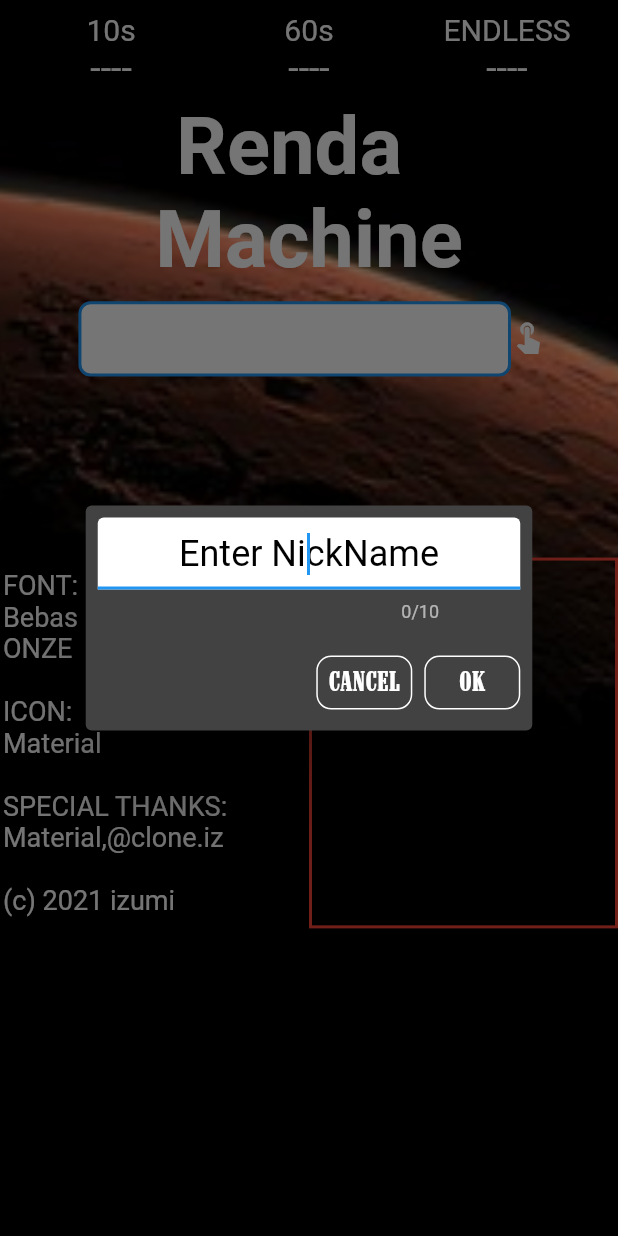
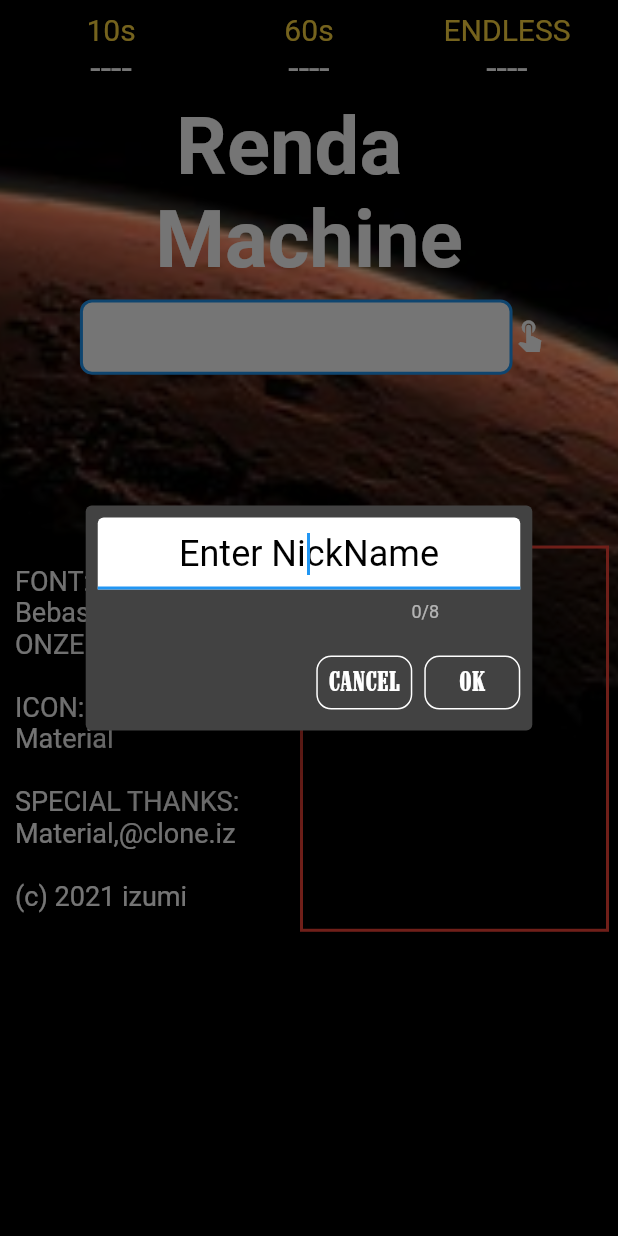
Before and after one commit to Masaaki-izu/Traninng-renda_machine_clone, a Flutter app: the screen it shows after launch, after a tap on the "touch app" icon, on a phone screen of 412 x 824 dp. Run offline on Flutter 3.47's test engine with Material 2 defaults, Android fonts, the phone set to English and light mode, and no system bars; our stand-ins replace flutter_screenutil, sqflite; accounts and stored records are empty.

Commit message:
最後に入力した名前をファイル保存 デザイン変更 連打の最初の値を０からに

```diff
--- a/lib/cs.dart
+++ b/lib/cs.dart
@@ -1,6 +1,6 @@
 const String fontName1 ='Marlboro';
 const String fontName2 ='Bebas Neue';
-const List<String> selectGame = ['10s', '60s', 'ENDLESS'];
+const List<String> selectGame = ['    10s    ', '    60s    ', 'ENDLESS'];
 const List<String> strExplanation = ['FONT:',
                                      'Bebas Neue',
                                       'ONZE\n',
--- /dev/null
+++ b/lib/input_storage.dart
@@ -0,0 +1,79 @@
+import 'dart:io';
+import 'package:path_provider/path_provider.dart';
+
+final fileName = 'inputName.txt';
+final gameNumberFile = 'gameNumber.txt';
+final gameDir = 'playGame';
+
+class InputStorage {
+  static String appPath = '';
+  static String content = '';
+  static String gameNumber = '0';
+  Directory appDirectory;
+
+  Future<String> get _localPath async {
+    final directory = await getApplicationDocumentsDirectory();
+    return directory.path;
+  }
+
+  Future<void>checkDirFunc() async{
+    final String localPath = await _localPath;
+    appPath = '$localPath/$gameDir';
+    appDirectory = Directory(appPath);
+    bool isDir = await appDirectory.existsSync();
+
+    if (isDir == false) {
+      await appDirectory.create(recursive: true);
+    }
+  }
+
+  Future<String> fileCheckFunc() async{
+    bool isCheckFile = false;
+
+    await checkDirFunc();
+    final file = File('$appPath/$fileName');
+    bool isFile = file.existsSync();
+    (isFile)
+        ?  content = await  file.readAsString()
+       : await file.writeAsString(content);
+    final file2 = File('$appPath/$gameNumberFile');
+    bool isFile2 = file2.existsSync();
+    (isFile2)
+        ? gameNumber  = await  file2.readAsString()
+        : await file2.writeAsString(gameNumber);
+    if (content != '')
+      return content + ',' + gameNumber;
+    else
+      return content;
+  }
+
+  Future<void> readInputText() async {
+    try {
+      final file = File('$appPath/$fileName');
+      content = await file.readAsString();
+    } catch (e) {
+      //content = '';
+      return;
+    }
+  }
+
+  Future<void> writeInputText(String inputText) async {
+    final file = File('$appPath/$fileName');
+    await file.writeAsString(inputText);
+  }
+
+  Future<void> readGameNumber() async {
+    try {
+      final file2 = File('$appPath/$gameNumberFile');
+      gameNumber = await file2.readAsString();
+    } catch (e) {
+      //content = '';
+      return;
+    }
+  }
+
+  Future<void> writeGameNumber(String gameNumberText) async {
+    final file2 = File('$appPath/$gameNumberFile');
+    await file2.writeAsString(gameNumberText);
+  }
+}
--- a/lib/main.dart
+++ b/lib/main.dart
@@ -2,6 +2,7 @@ import 'package:flutter/material.dart';
 import 'package:flutter/services.dart';
 import 'package:flutter_screenutil/screenutil_init.dart';
 import 'package:renda_machine_clone/screens/home_screen.dart';
+import 'input_storage.dart';
 
 void main() => runApp(MyApp());
 
@@ -10,7 +11,9 @@ class MyApp extends StatelessWidget {
 
   @override
   Widget build(BuildContext context) {
-    SystemChrome.setEnabledSystemUIOverlays([]);
+    SystemChrome.setEnabledSystemUIMode(
+      SystemUiMode.immersiveSticky,
+    );
     return ScreenUtilInit(
       designSize: Size(411, 683),
       allowFontScaling: true,
@@ -23,7 +26,7 @@ class MyApp extends StatelessWidget {
                child: widget,
              );
            },
-           home: HomeScreen(),
+           home: HomeScreen(inputStorage: InputStorage(),),
         ),
     );
   }
--- a/lib/screens/home_screen.dart
+++ b/lib/screens/home_screen.dart
@@ -2,23 +2,26 @@ import 'package:flutter/material.dart';
 import 'package:flutter/services.dart';
 import 'package:renda_machine_clone/screens/backgroud_image_display.dart';
 import '../cs.dart';
+import '../input_storage.dart';
 import 'play_game_screen.dart';
 import 'mycustom_outline_button.dart';
 import 'package:renda_machine_clone/db/db_renda_machin.dart';
 import 'package:flutter_screenutil/flutter_screenutil.dart';
 
-const int inputCharMax = 10;
+const int inputCharMax = 8;
 
 class HomeScreen extends StatefulWidget {
   final int score;
   final int returnRendaSelectTimeValue;
   final DbRendaMachin returnDbRendaMachin;
+  final InputStorage inputStorage;
 
   HomeScreen(
       {Key key,
       this.returnDbRendaMachin,
       this.returnRendaSelectTimeValue,
-      this.score})
+      this.score,
+        this.inputStorage,})
       : super(key: key);
 
   @override
@@ -32,18 +35,34 @@ class HomeScreenState extends State<HomeScreen> {
   bool isNameInputData = false;
   bool isDbSameUnName = false;
   String inputDataString = '';
+  bool isInputFlag = false;
+  List dataInput = [];
 
   @override
   void initState() {
-    SystemChrome.setEnabledSystemUIOverlays([]);
+    SystemChrome.setEnabledSystemUIMode(
+      SystemUiMode.immersiveSticky,
+    );
     super.initState();
+    //_dataAllDelete();
+
+    widget.inputStorage.fileCheckFunc().then((value) => {
+      if (value != '') {
+        dataInput = value.toString().split(','),
+        inputDataString = dataInput[0],
+        dbRendaMachin.rendaSelectTimeValue = int.parse(dataInput[1]),
+        _inputTextCheck(inputDataString),
+      }
+    });
     _rankingDataRead();
   }
 
   @override
   void dispose() {
     super.dispose();
-    SystemChrome.setEnabledSystemUIOverlays(SystemUiOverlay.values);
+    SystemChrome.setEnabledSystemUIMode(
+      SystemUiMode.edgeToEdge,
+    );
   }
 
   @override
@@ -53,8 +72,8 @@ class HomeScreenState extends State<HomeScreen> {
         BackgroundImageDisplay(),
         Scaffold(
           backgroundColor: Colors.transparent,
-          body: SingleChildScrollView(
-            child: SafeArea(
+          body:SingleChildScrollView(
+              child:SafeArea(
               child: Center(
                 child: Column(
                   children: <Widget>[
@@ -77,11 +96,12 @@ class HomeScreenState extends State<HomeScreen> {
                           fontWeight: FontWeight.bold),
                     ),
                     SizedBox(
-                      height: 8.0.h,
+                      height: 7.0.h,
                     ),
                     GestureDetector(
                       onTap: () {
-                        _textEditingController.text = '';
+                        isInputFlag = false;
+                        _textEditingController.text = inputDataString;
                         _showInputDialog();
                         setState(() {});
                       },
@@ -89,7 +109,7 @@ class HomeScreenState extends State<HomeScreen> {
                         mainAxisAlignment: MainAxisAlignment.center,
                         children: <Widget>[
                           SizedBox(
-                            width: 5.0.w,
+                            width: 7.0.w,
                           ),
                           Container(
                             width: 0.7.sw,
@@ -119,11 +139,11 @@ class HomeScreenState extends State<HomeScreen> {
                       ),
                     ),
                     SizedBox(
-                      height: 8.0.h,
+                      height: 11.0.h,
                     ),
                     (isNameInputData) ? _rendaTimeSelect() : Container(),
                     SizedBox(
-                      height: 13.0.h,
+                      height: 11.0.h,
                     ),
                     (isNameInputData)
                         ? _playButton(context)
@@ -133,13 +153,13 @@ class HomeScreenState extends State<HomeScreen> {
                             ),
                           ),
                     SizedBox(
-                      height: 35.0.ssp, //40.0.ssp
+                      height: 27.0.ssp,
                     ),
                     Row(
                       mainAxisAlignment: MainAxisAlignment.end,
                       children: <Widget>[
                         _gameDisplayExplanation(),
-                        _rankingDisplay(),
+                        _rankingDisplay(context),
                       ],
                     ),
                   ],
@@ -180,7 +200,6 @@ class HomeScreenState extends State<HomeScreen> {
                   fontSize: 24.0.ssp,
                 ),
                 maxLength: inputCharMax,
-                //maxLengthEnforced: false,
                 controller: _textEditingController,
                 inputFormatters: [
                   LengthLimitingTextInputFormatter(inputCharMax),
@@ -227,6 +246,7 @@ class HomeScreenState extends State<HomeScreen> {
                 style: TextStyle(fontSize: 20.0.ssp, fontFamily: fontName1),
               ),
               onPressed: () {
+                isInputFlag = true;
                 var name = _textEditingController.text;
                 if (name.length > inputCharMax) {
                   name = name.substring(0, inputCharMax);
@@ -237,10 +257,21 @@ class HomeScreenState extends State<HomeScreen> {
         ],
       ),
     ).then((value) {
+      if (isInputFlag) {
         if (value != '') {
           setState(() {
             _inputTextCheck(value);
+            widget.inputStorage.writeInputText(value.toString());
           });
+        } else {  //nulLの場合
+          inputDataString = value;
+          widget.inputStorage.writeInputText(value.toString());
+          dbRendaMachin.number10OfScore = 0;
+          dbRendaMachin.number60OfScore = 0;
+          dbRendaMachin.numberEndOfScore = 0;
+          isNameInputData = false;
+          setState(() {});
+        }
       }
     });
   }
@@ -290,19 +321,22 @@ class HomeScreenState extends State<HomeScreen> {
                 selectGame[0],
                 style: TextStyle(
                   fontSize: 20.0.ssp,
+                  color: Colors.amberAccent,
                 ),
               ), //),
             ),
             Center(
               child: Text(
                 selectGame[1],
-                style: TextStyle(fontSize: 20.0.ssp),
+                style: TextStyle(fontSize: 20.0.ssp,
+                  color: Colors.amberAccent,),
               ), //),
             ),
             Center(
               child: Text(
                 selectGame[2],
-                style: TextStyle(fontSize: 20.0.ssp),
+                style: TextStyle(fontSize: 20.0.ssp,
+                  color: Colors.amberAccent,),
               ), //),
             ),
           ]),
@@ -347,57 +381,60 @@ class HomeScreenState extends State<HomeScreen> {
     final List<Color> colorData = [Colors.blue, Colors.blue, Colors.blue];
     colorData[dbRendaMachin.rendaSelectTimeValue] = Colors.red;
 
-    return Container(
-      child: FittedBox(
+    return Center(
+      child: Container(
           child: ButtonBar(
             alignment: MainAxisAlignment.center,
             children: <Widget>[
               OutlinedButton(
                 style: OutlinedButton.styleFrom(
-                  padding: EdgeInsets.all(18.0),
+                    padding: EdgeInsets.all(14.0.r),
                     side: BorderSide(width: 3.0, color: colorData[0]),
                     shape: new RoundedRectangleBorder(
                         borderRadius: new BorderRadius.circular(15.0))),
                 onPressed: () {
                   setState(() {
                     dbRendaMachin.rendaSelectTimeValue = 0;
+                    widget.inputStorage.writeGameNumber('0');
                   });
                 },
                 child: Text(
                   selectGame[0],
-                style: TextStyle(fontSize: 38.0.ssp, color: Colors.white),
+                  style: TextStyle(fontSize: 23.0.ssp, color: Colors.white),
                 ),
               ),
               OutlinedButton(
                 style: OutlinedButton.styleFrom(
-                  padding: EdgeInsets.all(18.0),
+                    padding: EdgeInsets.all(14.0.r),//18
                     side: BorderSide(width: 3.0, color: colorData[1]),
                     shape: new RoundedRectangleBorder(
                         borderRadius: new BorderRadius.circular(15.0))),
                 onPressed: () {
                   setState(() {
                     dbRendaMachin.rendaSelectTimeValue = 1;
+                    widget.inputStorage.writeGameNumber('1');
                   });
                 },
                 child: Text(
                   selectGame[1], //'60s',
-                style: TextStyle(fontSize: 38.0.ssp, color: Colors.white),
+                  style: TextStyle(fontSize: 23.0.ssp, color: Colors.white),//38
                 ),
               ),
               OutlinedButton(
                 style: OutlinedButton.styleFrom(
-                  padding: EdgeInsets.all(18.0),
+                    padding: EdgeInsets.all(14.0.r), //18.0
                     side: BorderSide(width: 3.0, color: colorData[2]),
                     shape: new RoundedRectangleBorder(
                         borderRadius: new BorderRadius.circular(15.0))),
                 onPressed: () {
                   setState(() {
                     dbRendaMachin.rendaSelectTimeValue = 2;
+                    widget.inputStorage.writeGameNumber('2');
                   });
                 },
                 child: Text(
                   selectGame[2], //''ENDLESS,
-                style: TextStyle(fontSize: 38.0.ssp, color: Colors.white),
+                  style: TextStyle(fontSize: 23.0.ssp, color: Colors.white),
                 ),
               ),
             ],
@@ -410,14 +447,14 @@ class HomeScreenState extends State<HomeScreen> {
     return Container(
       child: MyCustomOutlineButton(
         key: _key,
-        text: 'PLAY',
+        text: 'PLAY!',
         color: Colors.redAccent.withOpacity(0.3),
         onPressed: () => _playGameScreen(context),
         width: 0.8.sw,
         redius1: 30.0.r,
         edge: 2.0.w,
         redius2: 10.0.r,
-        fontsize: 45.0.ssp,
+        fontsize: 46.0.ssp,  //45
       ),
     );
   }
@@ -466,7 +503,7 @@ class HomeScreenState extends State<HomeScreen> {
     return Expanded(
       child: Container(
         child: Padding(
-          padding: const EdgeInsets.symmetric(horizontal: 2.0),
+          padding: const EdgeInsets.only(top: 0, right: 0.0, bottom: 0, left: 10.0),//const EdgeInsets.symmetric(horizontal: 2.0),
           child: Column(
             crossAxisAlignment: CrossAxisAlignment.start,
             children: [
@@ -484,21 +521,21 @@ class HomeScreenState extends State<HomeScreen> {
     );
   }
 
-  Widget _rankingDisplay() {
+  Widget _rankingDisplay(BuildContext context) {
     final double fontSize0 = 20.0;
     final double fontSize1 = 15.0;
 
-    return Align(
+    return Container(
+      padding: const EdgeInsets.only(top: 0.0, right: 6.0, bottom: 0.0, left: 0.0),
+      child: Align(
         alignment: Alignment.bottomRight,
         child: Container(
           width: 0.5.sw,
-        height: 0.3.sh,
+          height: (ScreenUtil().screenHeight *  MediaQuery.of(context).size.aspectRatio)/1.6  ,//0.33.sh,//0.3//(SizeConfig.screenHeight! * SizeConfig.screenAspectRatio!)/ 1.6 ,
           padding: EdgeInsets.only(left: 3.0.w),
           decoration: BoxDecoration(
             border: Border.all(color: Colors.red, width: 2.0.r),
           ),
-        child: FittedBox(
-          alignment: Alignment.topLeft,
           child: Column(
               mainAxisAlignment: MainAxisAlignment.start,
               crossAxisAlignment: CrossAxisAlignment.start,
@@ -537,5 +574,29 @@ class HomeScreenState extends State<HomeScreen> {
     await dbRendaMachin.setRankingDataEndless();
     setState(() {});
   }
+  //（デバッグ用）--
+  Future<void> _dataDBDisplay() async {
+    final List<Map<String, dynamic>> _allData =
+    await dbRendaMachin.dbHelper.queryAllRows();
+    print("-------------");
+    print('$_allData');
+    print("-------------");
+  }
 
+  Future<void> _data1Delete(String _name) async {
+    await dbRendaMachin.dbHelper.delete(_name);
   }
+
+  Future<void> _dataAllDelete() async {
+    String _name = '';
+    final List<Map<String, dynamic>> _allData =
+    await dbRendaMachin.dbHelper.queryAllRows();
+
+    //print("名前＝ $Name");
+    for (int i = 0; i < _allData.length; i++) {
+      _name = _allData[i]['nickName'];
+      await dbRendaMachin.dbHelper.delete(_name);
+    }
+  }
+  //--------------
+}
--- a/lib/screens/mycustom_outline_button.dart
+++ b/lib/screens/mycustom_outline_button.dart
@@ -26,7 +26,7 @@ class MyCustomOutlineButtonState extends State<MyCustomOutlineButton> {
         decoration: BoxDecoration(
           border: Border.all(color: Colors.red, width: 2.0),
           color: widget.color,
-          borderRadius: BorderRadius.circular(widget.redius1), //8
+          borderRadius: BorderRadius.circular(widget.redius1),
         ),
         margin: EdgeInsets.all(widget.edge),
         child: RawMaterialButton(
@@ -36,8 +36,6 @@ class MyCustomOutlineButtonState extends State<MyCustomOutlineButton> {
           ),
           child: Padding(
             padding: const EdgeInsets.symmetric(horizontal: 14.0),
-            //child: FittedBox(
-              //fit: BoxFit.contain,
              child: Text(
               widget.text,
               style: TextStyle(
```
Also changed, not shown: lib/screens/play_game_screen.dart (+25 -21 lines), lib/screens/stopwatch.dart (+10 -1 lines), pubspec.lock, 1 other file. Lines whose indentation alone changed are shown as unchanged.
